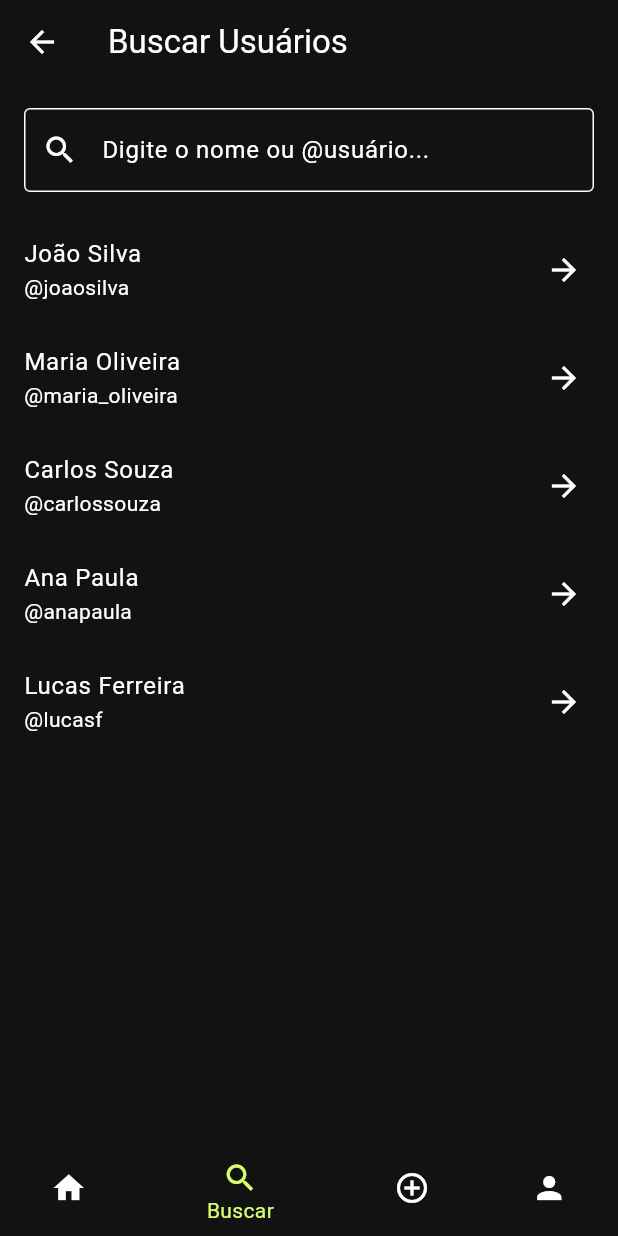
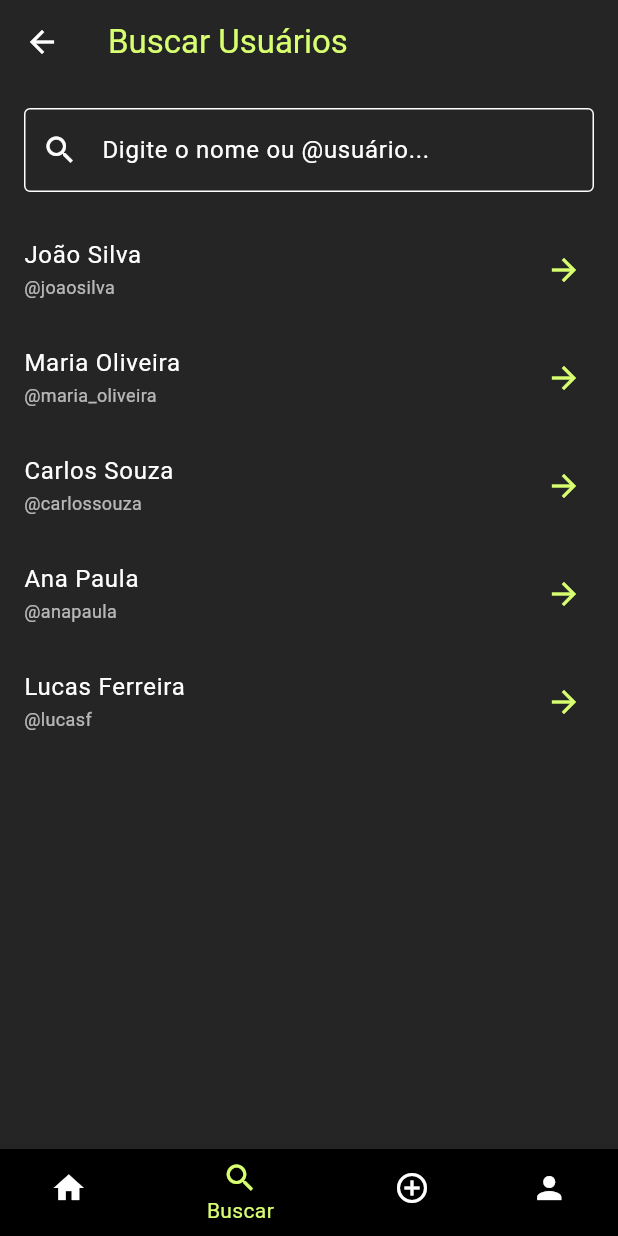
Before and after one commit to caiquedebrito/papacapim_ui, a Flutter app: the SearchScreen screen opened directly, item 2 of the bottom bar chosen, on a phone screen of 412 x 824 dp. Run offline on Flutter 3.47's test engine with Material 3 defaults, Android fonts, the phone set to English and light mode, and no system bars.

Commit message:
Style: search and bottom navegation

```diff
--- a/lib/components/bottom_navegation.dart
+++ b/lib/components/bottom_navegation.dart
@@ -53,19 +53,19 @@ class BottomNavigation extends StatelessWidget {
         BottomNavigationBarItem(
             icon: Icon(Icons.home),
             label: "Feed",
-        ),
+            backgroundColor: Colors.black),
         BottomNavigationBarItem(
             icon: Icon(Icons.search),
             label: "Buscar",
-        ),
+            backgroundColor: Colors.black),
         BottomNavigationBarItem(
             icon: Icon(Icons.add_circle_outline),
             label: "Postar",
-        ),
+            backgroundColor: Colors.black),
         BottomNavigationBarItem(
             icon: Icon(Icons.person),
             label: "Perfil",
-        ),
+            backgroundColor: Colors.black),
       ],
     );
   }
--- a/lib/screens/feed_screen.dart
+++ b/lib/screens/feed_screen.dart
@@ -77,7 +77,7 @@ class FeedScreen extends StatelessWidget {
                 labelColor: Colors.white,
                 unselectedLabelColor: Colors.grey,
                 tabs: [
-                  Tab(text: "Meu Feed  teste"),
+                  Tab(text: "Meu Feed"),
                   Tab(text: "Seguindo"),
                 ],
               ),
--- a/lib/screens/search_screen.dart
+++ b/lib/screens/search_screen.dart
@@ -1,6 +1,7 @@
 import 'package:flutter/material.dart';
 import 'package:papacapim_ui/screens/profile_screen.dart';
 import '../components/bottom_navegation.dart'; // Importação da navegação reutilizável
+import '../constants/app_colors.dart';
 
 class SearchScreen extends StatefulWidget {
   const SearchScreen({Key? key}) : super(key: key);
@@ -56,8 +57,11 @@ class _SearchScreenState extends State<SearchScreen> {
   Widget build(BuildContext context) {
     return Scaffold(
       appBar: AppBar(
-        title: const Text("Buscar Usuários"),
+        title: const Text("Buscar Usuários",
+            style: TextStyle(color: Color(0xFFD8FF6F))),
+        backgroundColor: AppColors.black,
       ),
+      backgroundColor: AppColors.black,
       body: Column(
         children: [
           Padding(
@@ -67,7 +71,12 @@ class _SearchScreenState extends State<SearchScreen> {
               onChanged: _filterUsers,
               decoration: const InputDecoration(
                 hintText: "Digite o nome ou @usuário...",
-                border: OutlineInputBorder(),
+                border: OutlineInputBorder(
+                  borderSide: const BorderSide(
+                    color: Colors.grey, // Cor da borda padrão
+                    width: 2.0, // Espessura da borda
+                  ),
+                ),
                 prefixIcon: Icon(Icons.search),
               ),
             ),
@@ -80,9 +89,14 @@ class _SearchScreenState extends State<SearchScreen> {
                     itemBuilder: (context, index) {
                       final user = _filteredUsers[index];
                       return ListTile(
-                        title: Text(user["name"]!),
-                        subtitle: Text("@${user["login"]}"),
-                        trailing: const Icon(Icons.arrow_forward),
+                        title: Text(user["name"]!,
+                            style: const TextStyle(color: Colors.white)),
+                        subtitle: Text("@${user["login"]}",
+                            style: const TextStyle(
+                                color: Color.fromARGB(171, 255, 255, 255),
+                                fontSize: 12)),
+                        trailing: const Icon(Icons.arrow_forward,
+                            color: Color(0xFFD8FF6F)),
                         onTap: () {
                           // TODO: Implementar a navegação para o perfil do usuário
                           Navigator.push(
@@ -99,7 +113,8 @@ class _SearchScreenState extends State<SearchScreen> {
         ],
       ),
 
-      bottomNavigationBar: const BottomNavigation(currentIndex: 1), // Usando a navegação reutilizável
+      bottomNavigationBar: const BottomNavigation(
+          currentIndex: 1), // Usando a navegação reutilizável
     );
   }
 }
```
Lines whose indentation alone changed are shown as unchanged.
